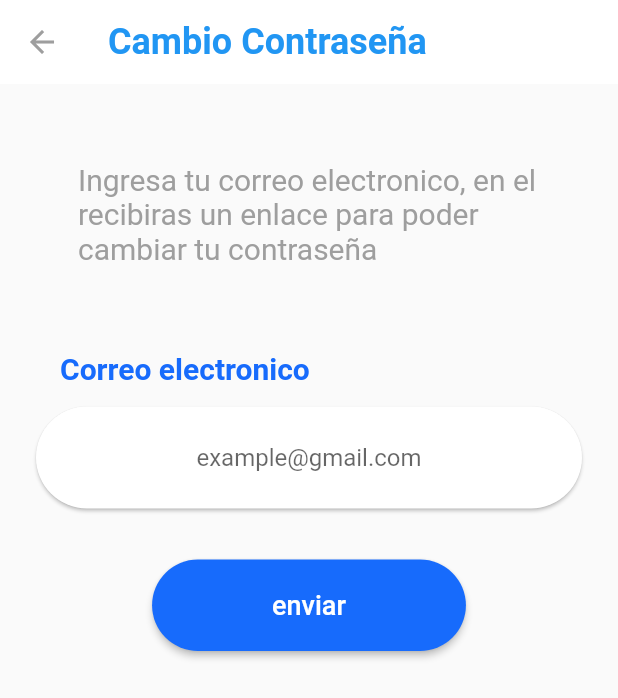
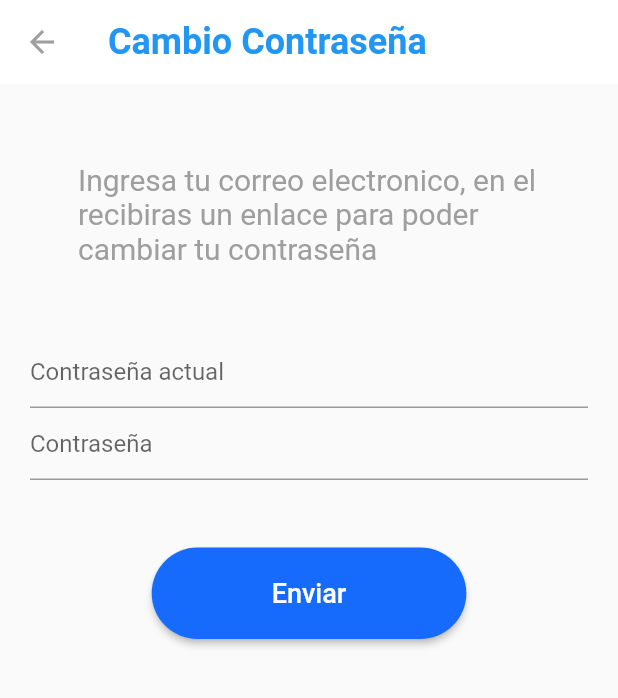
Before and after one commit to HIKKOS/PaySchool, a Flutter app: the CambioPasswordPage screen opened directly, on a phone screen of 412 x 824 dp. Shown: the top 698 px of the screen. Run offline on Flutter 3.47's test engine with Material 2 defaults, Android fonts, the phone set to English and light mode, and no system bars; our stand-ins replace carousel_slider, circular_profile_avatar, flutter_carousel_widget, flutter_svg, get, google_nav_bar and 3 more; accounts and stored records are empty; project files that could hold a hidden picture were left out.

Commit message:
Se implementó el cambio de contraseña

```diff
--- /dev/null
+++ b/lib/DTOs/user_passwordDTO.dart
@@ -0,0 +1,30 @@
+// To parse this JSON data, do
+//
+//     final userPasswordDto = userPasswordDtoFromJson(jsonString);
+
+import 'package:meta/meta.dart';
+import 'dart:convert';
+
+UserPasswordDto userPasswordDtoFromJson(String str) => UserPasswordDto.fromJson(json.decode(str));
+
+String userPasswordDtoToJson(UserPasswordDto data) => json.encode(data.toJson());
+
+class UserPasswordDto {
+    UserPasswordDto({
+        required this.passwordActual,
+        required this.nuevaPassword,
+    });
+
+    final String passwordActual;
+    final String nuevaPassword;
+
+    factory UserPasswordDto.fromJson(Map<String, dynamic> json) => UserPasswordDto(
+        passwordActual: json["passwordActual"],
+        nuevaPassword: json["nuevaPassword"],
+    );
+
+    Map<String, dynamic> toJson() => {
+        "passwordActual": passwordActual,
+        "nuevaPassword": nuevaPassword,
+    };
+}
--- a/lib/data/Config.dart
+++ b/lib/data/Config.dart
@@ -1,3 +1,3 @@
 class UrlValue {
-  static const String baseUrl = "http://192.168.0.166:8080/api";
+  static const String baseUrl = "http://192.168.137.1:8080/api";
 }
--- a/lib/pages/ScreensCambioPassword/cambio_password.dart
+++ b/lib/pages/ScreensCambioPassword/cambio_password.dart
@@ -1,10 +1,8 @@
 import 'package:flutter/material.dart';
-import 'package:payschool/pages/ScreensCambioNumeroT/cambio_telefono_secondPage.dart';
-import 'package:payschool/pages/ScreensCambioPassword/cambio_password_secondPage.dart';
 import 'package:payschool/pages/perfil_page.dart';
 import 'package:payschool/widgets/Texts/EditableText.dart';
-import 'package:payschool/widgets/Buttons/customButton.dart';
-import 'package:payschool/widgets/inputs/Editable_input_TextField.dart';
+import 'package:payschool/widgets/form_cambioPassword.dart';
+
 
 class CambioPasswordPage extends StatelessWidget {
   const CambioPasswordPage({
@@ -34,34 +32,16 @@ class CambioPasswordPage extends StatelessWidget {
         body: Center(
           child: Container(
             margin: const EdgeInsets.symmetric(vertical: 10, horizontal: 20),
-            child: Column(
+            child: const Column(
               children: [
-                const Padding(
+                Padding(
                   padding: EdgeInsets.symmetric(vertical: 10),
                   child: TextoEditable(
                       label:
                           'Ingresa tu correo electronico, en el recibiras un enlace para poder cambiar tu contraseña'),
                 ),
-                const SizedBox(height: 5),
-                const InputTextField(
-                  label: 'Correo electronico',
-                  hint: 'example@gmail.com',
-                ),
-                const SizedBox(
-                  height: 10,
-                ),
-                Padding(
-                  padding: const EdgeInsets.symmetric(vertical: 20),
-                  child: CustomButton(
-                      horizontal: 80,
-                      vertical: 20,
-                      label: 'enviar',
-                      function: () {
-                        Navigator.of(context).push(MaterialPageRoute(
-                            builder: (context) =>
-                                const CambioPasswordSecondPage()));
-                      }),
-                ),
+                SizedBox(height: 5),
+                form_cambioPassword(),
               ],
             ),
           ),
--- a/lib/providers/login_provider.dart
+++ b/lib/providers/login_provider.dart
@@ -9,7 +9,7 @@ class LoginProvider extends ChangeNotifier {
     final user = UserLoginDto(correo: email, password: password);
     print(user);
     final response = await http.post(
-      Uri.parse('http://10.0.0.15/api/login/Tutor'),
+      Uri.parse('http:// 192.168.137.1/api/login/Tutor'),
       headers: <String, String>{
         'Content-Type': 'application/json; charset=UTF-8',
       },
--- /dev/null
+++ b/lib/widgets/form_cambioPassword.dart
@@ -0,0 +1,84 @@
+// ignore: file_names
+import 'package:flutter/material.dart';
+import 'package:payschool/DTOs/user_passwordDTO.dart';
+import 'package:payschool/providers/tutor_provider.dart';
+import 'package:payschool/widgets/Buttons/customButton.dart';
+import 'package:provider/provider.dart';
+
+// ignore: camel_case_types
+class form_cambioPassword extends StatefulWidget {
+  const form_cambioPassword({
+    super.key,
+  });
+
+  @override
+  State<form_cambioPassword> createState() => _form_cambioPasswordState();
+}
+
+// ignore: camel_case_types
+class _form_cambioPasswordState extends State<form_cambioPassword> {
+  // ignore: non_constant_identifier_names
+  final form_key = GlobalKey<FormState>();
+  // ignore: non_constant_identifier_names
+  final actualPcontroller = TextEditingController();
+  final nuevoPController = TextEditingController();
+
+  @override
+  Widget build(BuildContext context) {
+    return Form(
+      key: form_key,
+      child: Column(
+        children: [
+          TextFormField(
+            controller: actualPcontroller,
+            decoration: const InputDecoration(hintText: 'Contraseña actual'),
+            validator: (value) {
+              if (value!.isEmpty) {
+                return 'Campo Requerido';
+              } else {
+                if (value.length < 8) {
+                  return 'contraseña no valida';
+                }
+              }
+              return null;
+            },
+          ),
+          TextFormField(
+            obscureText: true,
+            controller: nuevoPController,
+            validator: (value) {
+              if (value!.isEmpty) {
+                return 'Campo Requerido';
+              } else {
+                if (value.length < 8) {
+                  return 'contraseña no valida';
+                }
+                return null;
+              }
+            },
+            decoration: const InputDecoration(hintText: 'Contraseña'),
+          ),
+          const SizedBox(
+            height: 25,
+          ),
+          Padding(
+            padding: const EdgeInsets.symmetric(vertical: 20),
+            child: Consumer<TutorProvider>(
+              builder: (context, tutorProv, child) => CustomButton(
+                  horizontal: 80,
+                  vertical: 20,
+                  label: 'Enviar',
+                  function: () {
+                    final form = form_key.currentState;
+                    if (form!.validate()) {
+                      tutorProv.ActualizarPassword(actualPcontroller.text, nuevoPController.text, context);
+                      print('push');
+                    }
+                  }),
+            ),
+          ),
+        ],
+      ),
+    );
+  }
+}
--- a/pubspec.yaml
+++ b/pubspec.yaml
@@ -49,6 +49,7 @@ dependencies:
   # The following adds the Cupertino Icons font to your application.
   # Use with the CupertinoIcons class for iOS style icons.
   cupertino_icons: ^1.0.2
+  url_launcher: ^6.1.10
 
 dev_dependencies:
   flutter_test:
```
Also changed, not shown: lib/pages/ScreensCambioCorreo/cambio_correo_page.dart (+6 -30 lines), lib/pages/ScreensCambioNumeroT/cambio_telefono.dart (+6 -34 lines), lib/pages/perfil_page.dart (+3 -6 lines), lib/providers/tutor_provider.dart (+50 -2 lines), lib/widgets/form_cambioCorreo.dart (added, +66 -0 lines), lib/widgets/form_cambioTelefono.dart (added, +68 -0 lines), pubspec.lock, 8 other files.
